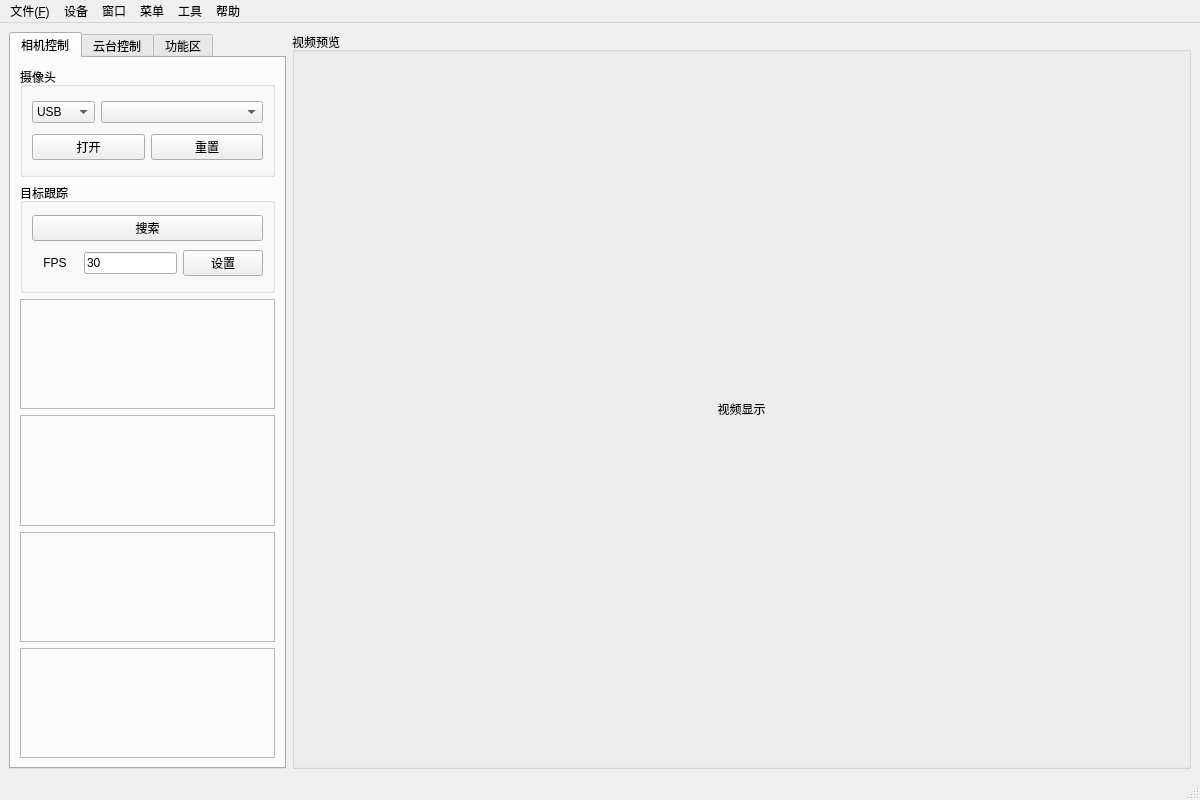
Above: ui/mainwindow.ui from choushunn/ObjectTrackingDemo before the change. Below: the same form after it.
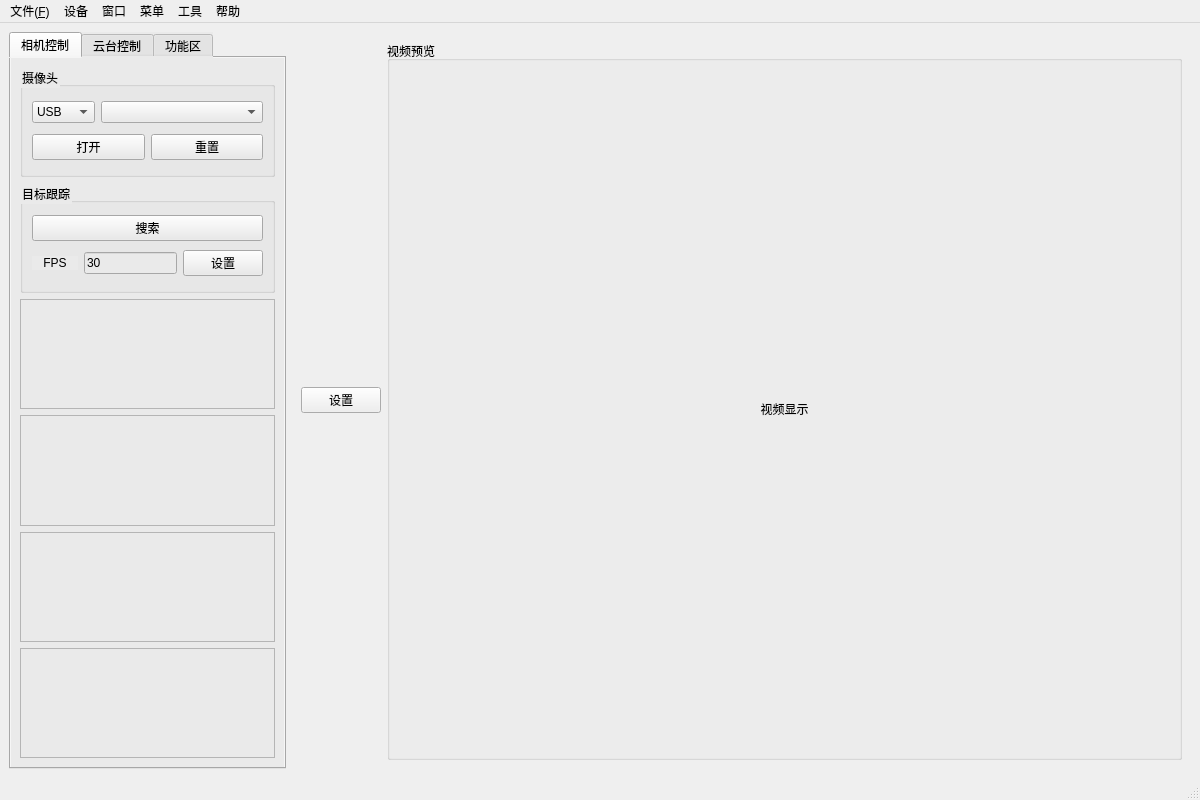
That is the form after the change. Icons and pictures are not drawn.

```diff
--- a/ui/mainwindow.ui
+++ b/ui/mainwindow.ui
@@ -35,9 +35,18 @@
         <verstretch>0</verstretch>
        </sizepolicy>
       </property>
+      <property name="autoFillBackground">
+       <bool>false</bool>
+      </property>
+      <property name="styleSheet">
+       <string notr="true">background-color: rgb(234, 234, 234);</string>
+      </property>
       <property name="currentIndex">
        <number>0</number>
       </property>
+      <property name="movable">
+       <bool>true</bool>
+      </property>
       <widget class="QWidget" name="tab1">
        <attribute name="title">
         <string>相机控制</string>
@@ -708,6 +717,36 @@
      </widget>
     </item>
     <item>
+     <widget class="QStackedWidget" name="stackedWidget">
+      <property name="sizePolicy">
+       <sizepolicy hsizetype="Preferred" vsizetype="Preferred">
+        <horstretch>5</horstretch>
+        <verstretch>0</verstretch>
+       </sizepolicy>
+      </property>
+      <property name="currentIndex">
+       <number>0</number>
+      </property>
+      <widget class="QWidget" name="page">
+       <layout class="QHBoxLayout" name="horizontalLayout_7">
+        <item>
+         <widget class="QPushButton" name="pushButton_2">
+          <property name="sizePolicy">
+           <sizepolicy hsizetype="Preferred" vsizetype="Fixed">
+            <horstretch>0</horstretch>
+            <verstretch>0</verstretch>
+           </sizepolicy>
+          </property>
+          <property name="text">
+           <string>设置</string>
+          </property>
+          <property name="icon">
+           <iconset theme="battery">
+            <normaloff>.</normaloff>.</iconset>
+          </property>
+         </widget>
+        </item>
+        <item>
      <widget class="QGroupBox" name="groupBox">
       <property name="sizePolicy">
        <sizepolicy hsizetype="Preferred" vsizetype="Preferred">
@@ -722,7 +761,7 @@
        <item>
         <widget class="QLabel" name="m_lbl_display">
          <property name="sizePolicy">
-          <sizepolicy hsizetype="MinimumExpanding" vsizetype="MinimumExpanding">
+              <sizepolicy hsizetype="Expanding" vsizetype="Expanding">
            <horstretch>0</horstretch>
            <verstretch>0</verstretch>
           </sizepolicy>
@@ -736,6 +775,11 @@
         </widget>
        </item>
       </layout>
+         </widget>
+        </item>
+       </layout>
+      </widget>
+      <widget class="QWidget" name="page_2"/>
      </widget>
     </item>
    </layout>
```
Left out of the diff: 3 changed lines with no effect on the pictures. Lines whose indentation alone changed are shown as unchanged.
